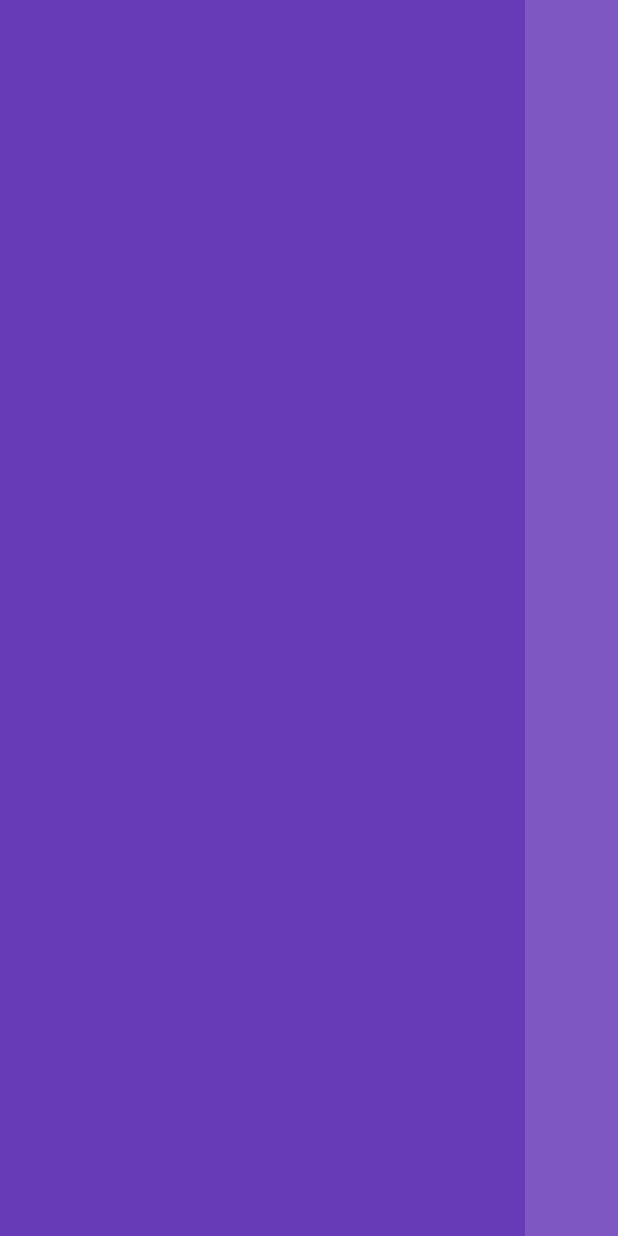
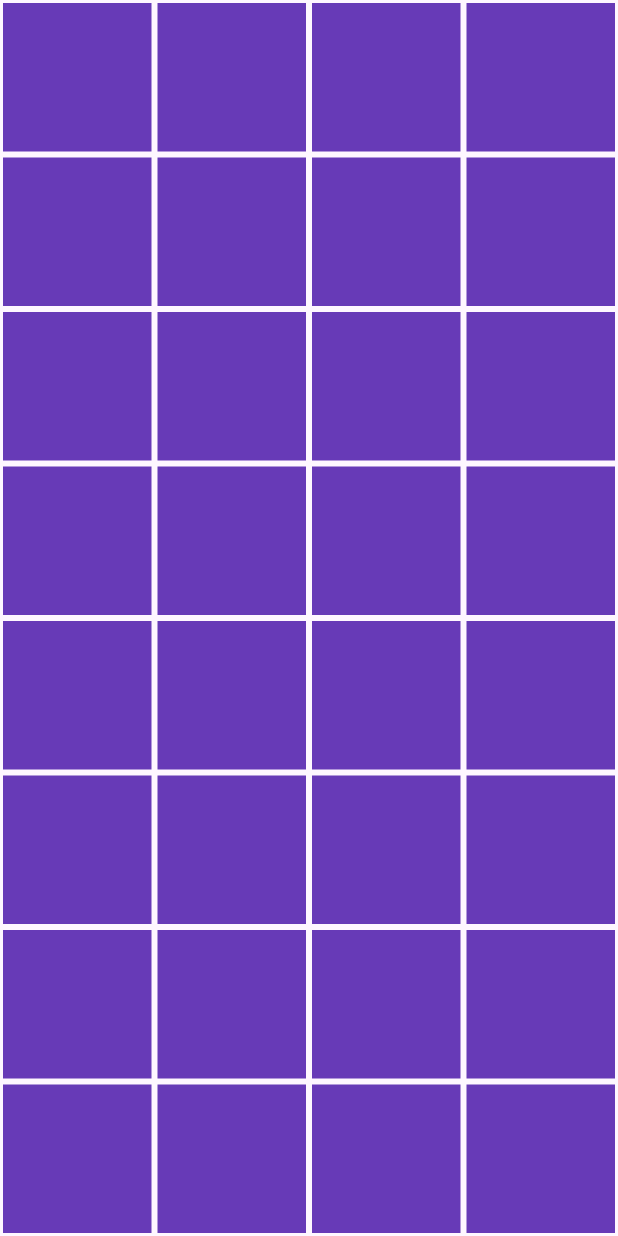
Before and after one commit to itstalalsalman/flutter_app_first, a Flutter app: the screen it shows after launch, on a phone screen of 412 x 824 dp. Run offline on Flutter 3.47's test engine with Material 3 defaults, Android fonts, the phone set to English and light mode, and no system bars.

Commit message:
Learning Grid View And List View

```diff
--- a/lib/main.dart
+++ b/lib/main.dart
@@ -13,22 +13,16 @@ class MyApp extends StatelessWidget {
     return MaterialApp(
       debugShowCheckedModeBanner: false,
       home: Scaffold(
-        //backgroundColor: Colors.deepPurple[200],
-        // appBar: AppBar(
-        //   title: Text("My App Bar"),
-        //   backgroundColor: Colors.deepPurple,
-        //   elevation: 0,
-        //   leading: Icon(Icons.menu),
-        //   actions: [IconButton(onPressed: () {}, icon: Icon(Icons.logout))],
-        // ),
-        body: ListView(scrollDirection: Axis.horizontal,children: [
-          Container(width: 350, color: Colors.deepPurple,),
-          Container(width: 350, color: Colors.deepPurple[400],),
-          Container(width: 350, color: Colors.deepPurple[200],),
+        body: GridView.builder(
+          itemCount: 64,
+          gridDelegate: SliverGridDelegateWithFixedCrossAxisCount(crossAxisCount: 4),
+          itemBuilder: (context, index) => Container(
+            color: Colors.deepPurple,
+            margin: EdgeInsets.all(2),
+          ),
 
-        ],
+          )
         ),
-      ),
-    );
+      );
   }
 }
```
